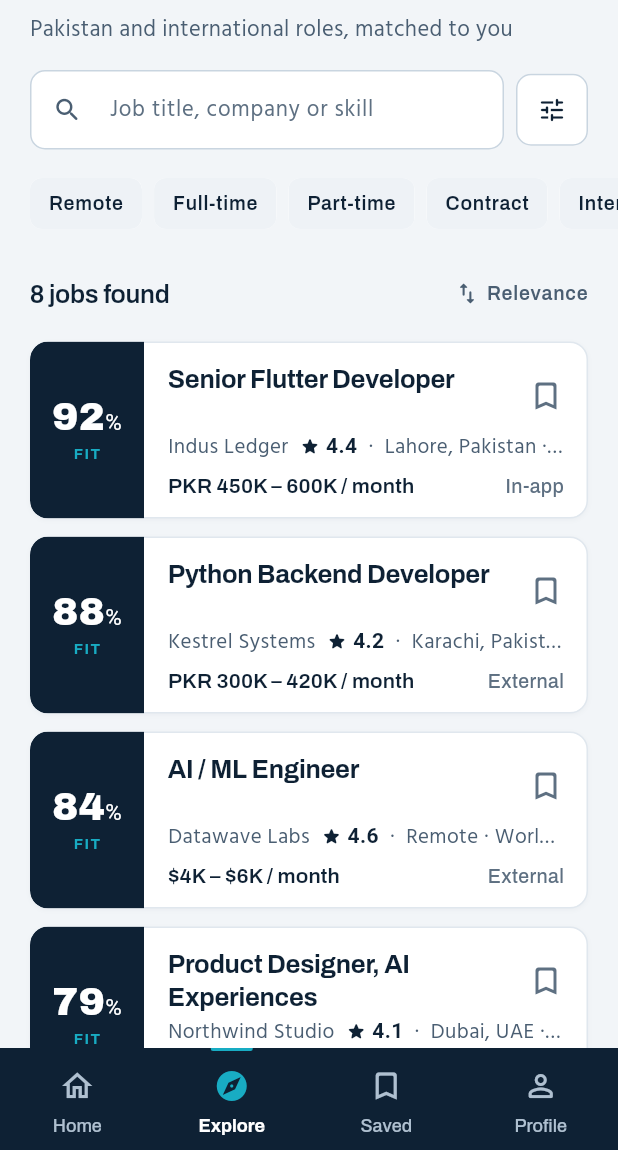
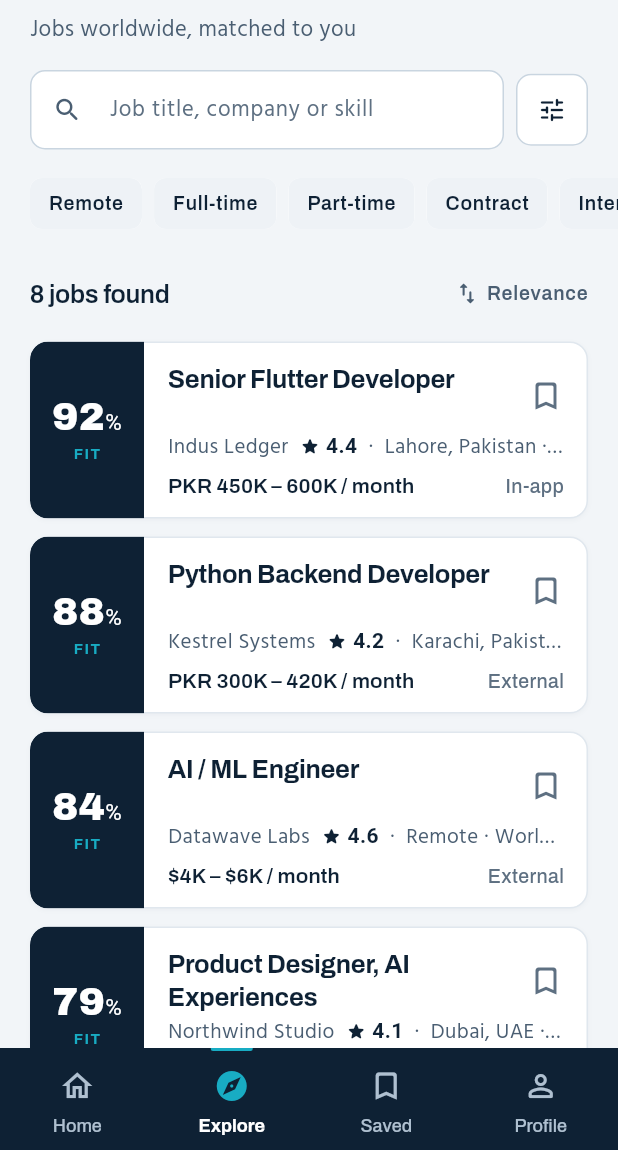
Before and after one commit to scalesharkapps-dot/SharkHire-Flutter-Web, a Flutter app: the ExploreScreen screen opened by its route, on a phone screen of 412 x 824 dp, the part 86-1236 px from its top. Run offline on Flutter 3.47's test engine with Material 3 defaults, Android fonts, the phone set to English and light mode, and no system bars; our stand-ins replace cupertino_ui, file_picker, flutter_riverpod, flutter_secure_storage, go_router, material_ui; missing offline and left inert: purchases_flutter; accounts and stored records are empty.

Commit message:
Copy: say worldwide instead of Pakistan and international on intro, Explore, Premium and Profile
Co-Authored-By: Claude Opus 5.5 <noreply@anthropic.com>

```diff
--- a/mobile_app/lib/features/authentication/presentation/screens/welcome_screen.dart
+++ b/mobile_app/lib/features/authentication/presentation/screens/welcome_screen.dart
@@ -91,9 +91,8 @@ class WelcomeScreen extends StatelessWidget {
                                           ),
                                           const SizedBox(height: 6),
                                           Text(
-                                            'Upload once. Every job in '
-                                            'Pakistan and worldwide is ranked '
-                                            'for you.',
+                                            'Upload once. Every job '
+                                            'worldwide is ranked for you.',
                                             style: text.bodyMedium?.copyWith(
                                               color: Bold.muted,
                                               height: 1.4,
--- a/mobile_app/lib/features/job_search/presentation/screens/explore_screen.dart
+++ b/mobile_app/lib/features/job_search/presentation/screens/explore_screen.dart
@@ -11,7 +11,7 @@ import '../../../saved_jobs/presentation/widgets/async_job_sliver.dart';
 import '../providers/explore_providers.dart';
 import '../widgets/explore_filter_sheet.dart';
 
-/// Explore: search Pakistan and international jobs with filters
+/// Explore: search jobs worldwide with filters
 /// (project guide §3.5 "Job search, filters and job details").
 class ExploreScreen extends ConsumerStatefulWidget {
   const ExploreScreen({super.key});
@@ -91,7 +91,7 @@ class _ExploreScreenState extends ConsumerState<ExploreScreen> {
                     ),
                     const SizedBox(height: 2),
                     Text(
-                      'Pakistan and international roles, matched to you',
+                      'Jobs worldwide, matched to you',
                       style: text.bodyMedium?.copyWith(
                         color: AppColors.textSecondary,
                       ),
--- a/mobile_app/lib/features/profile/presentation/screens/profile_screen.dart
+++ b/mobile_app/lib/features/profile/presentation/screens/profile_screen.dart
@@ -515,7 +515,7 @@ class _PremiumCard extends StatelessWidget {
           ),
           const SizedBox(height: AppSpacing.xs),
           Text(
-            'CV-based recommendations, Pakistan and international job leads, '
+            'CV-based recommendations, worldwide job leads, '
             'and advanced filters.',
             style: text.bodyMedium?.copyWith(color: AppColors.textSecondary),
           ),
--- a/mobile_app/lib/features/subscription/presentation/screens/subscription_screen.dart
+++ b/mobile_app/lib/features/subscription/presentation/screens/subscription_screen.dart
@@ -45,8 +45,8 @@ class _SubscriptionScreenState extends ConsumerState<SubscriptionScreen> {
     ),
     (
       Icons.public_rounded,
-      'Pakistan and international job leads',
-      'Local roles and remote jobs worldwide.',
+      'Worldwide job leads',
+      'Local roles and remote jobs across the world.',
     ),
     (
       Icons.tune_rounded,
```
